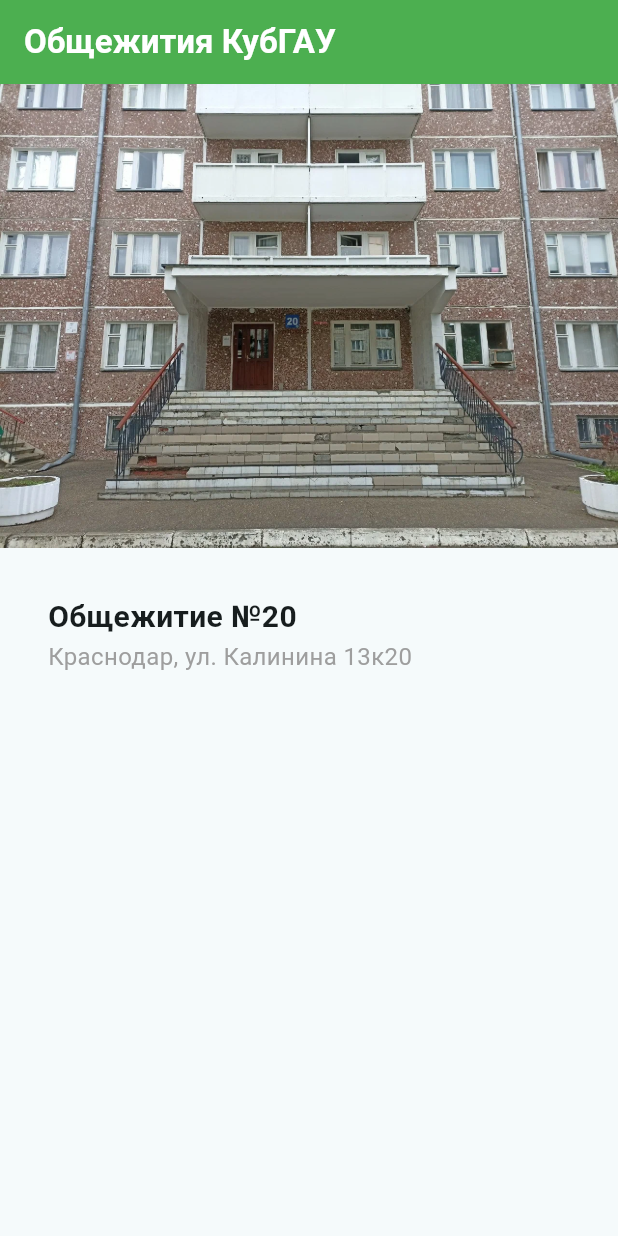
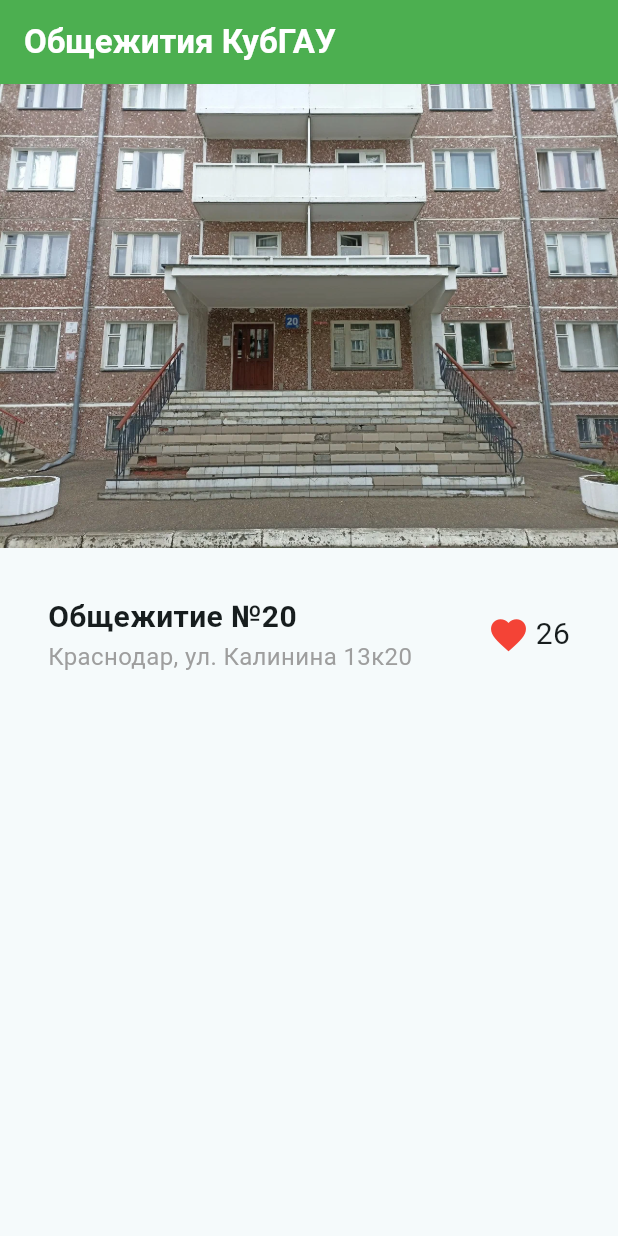
Before and after one commit to eeandd/PI2304_ERMOLOV, a Flutter app: the screen it shows after launch, on a phone screen of 412 x 824 dp. Run offline on Flutter 3.47's test engine with Material 3 defaults, Android fonts, the phone set to English and light mode, and no system bars.

Commit message:
feat: add like icon with counter

```diff
--- a/lab4/lib/main.dart
+++ b/lab4/lib/main.dart
@@ -69,6 +69,9 @@ class _MyHomePageState extends State<MyHomePage> {
                           ],
                         ),
                       ),
+                      Icon(Icons.favorite, color: Colors.red, size: 28),
+                      SizedBox(width: 4),
+                      Text('26', style: TextStyle(fontSize: 20)),
                     ],
                   ),
                 ],
```
